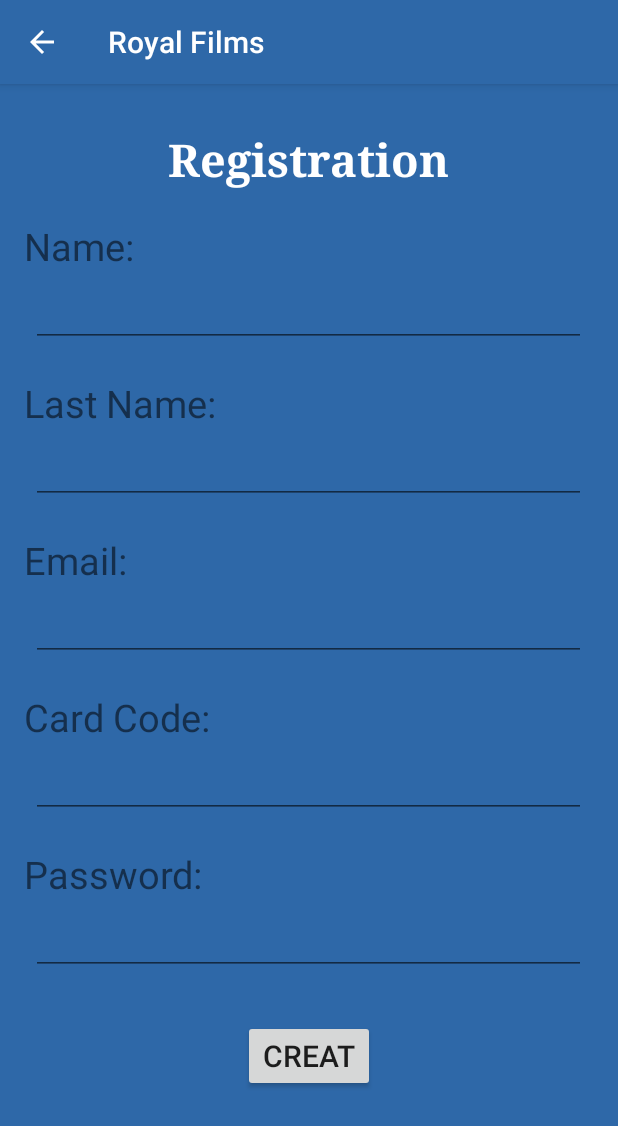
After one commit to alexavalencia/ejemplo, an Android app: the fragment AccountFragment placed in its activity, on a phone screen of 412 x 824 dp. The commit adds this screen. Shown: the top 1126 px of the screen. Run offline under Robolectric (Android 15) with nearby library versions, the phone set to English and light mode, and no system bars; libraries missing offline, so code that uses them is left out: com.parse; 3 statements that could not run were skipped.

Commit message:
version1.2

```diff
--- a/app/build.gradle
+++ b/app/build.gradle
@@ -27,4 +27,5 @@ dependencies {
     compile 'com.parse.bolts:bolts-android:1.+'
     compile 'com.parse:parse-android:1.+'
     compile 'com.android.support:support-v4:23.1.1'
+    compile files('libs/Parse-1.11.0.jar')
 }
--- /dev/null
+++ b/app/src/main/java/com/alexandracastrillonvalencia/ejemplo/AccountFragment.java
@@ -0,0 +1,154 @@
+package com.alexandracastrillonvalencia.ejemplo;
+
+
+import android.content.Intent;
+import android.os.Bundle;
+import android.support.v4.app.Fragment;
+import android.view.LayoutInflater;
+import android.view.View;
+import android.view.ViewGroup;
+import android.widget.Button;
+import android.widget.EditText;
+import android.widget.Toast;
+
+import com.parse.FindCallback;
+import com.parse.GetCallback;
+import com.parse.Parse;
+import com.parse.ParseException;
+import com.parse.ParseObject;
+import com.parse.ParseQuery;
+
+import java.util.List;
+import java.util.regex.Matcher;
+import java.util.regex.Pattern;
+
+
+/**
+ * A simple {@link Fragment} subclass.
+ */
+public class AccountFragment extends Fragment {
+    private EditText nombre,apellido,correo,codigo,pass;
+    private Button aceptar;
+    ParseObject pelicula=new ParseObject("Pelicula");
+    private android.support.v4.app.Fragment fragment;
+    public AccountFragment() {
+        // Required empty public constructor
+    }
+
+
+    @Override
+    public View onCreateView(LayoutInflater inflater, ViewGroup container,
+                             Bundle savedInstanceState) {
+        // Inflate the layout for this fragment
+        View rootView=inflater.inflate(R.layout.fragment_account, container, false);
+        nombre=(EditText)rootView.findViewById(R.id.name);
+        apellido=(EditText)rootView.findViewById(R.id.apellido);
+        correo=(EditText)rootView.findViewById(R.id.correo);
+        codigo=(EditText)rootView.findViewById(R.id.codigo);
+        pass=(EditText)rootView.findViewById(R.id.pass);
+        aceptar=(Button)rootView.findViewById(R.id.inicio);
+
+        aceptar.setOnClickListener(new View.OnClickListener() {
+            @Override
+            public void onClick(View v) {
+
+                if(nombre.getText().toString()!="" ) {
+                    if (apellido.getText().toString() != "") {
+                        if (correo.getText().toString()!=""){
+                            if (isEmailValid(correo.getText().toString())==true){
+                                if(codigo.getText().toString()!=""){
+                                    if (pass.getText().toString()!=""){
+                                        ingresoDataBase();
+
+                                    }else {
+                                        Toast.makeText(getContext().getApplicationContext(),"The Emial field is empty",Toast.LENGTH_LONG).show();
+                                    }
+                                }else{
+                                    Toast.makeText(getContext().getApplicationContext(),"The card code field is empty",Toast.LENGTH_LONG).show();
+                                }
+
+                            }else{
+                                Toast.makeText(getContext().getApplicationContext(),"The Emial is invalid",Toast.LENGTH_LONG).show();
+                            }
+
+                        }else{
+                            Toast.makeText(getContext().getApplicationContext(),"The Emial field is empty",Toast.LENGTH_LONG).show();
+                        }
+                    }else{
+                        Toast.makeText(getContext().getApplicationContext(),"The Last Name field is empty",Toast.LENGTH_LONG).show();
+                    }
+                }else{
+                    Toast.makeText(getContext().getApplicationContext(),"The Name field is empty",Toast.LENGTH_LONG).show();
+                }
+
+
+
+            }
+        });
+        return rootView;
+
+
+
+    }
+
+public void ingresoDataBase(){
+    final ParseQuery<ParseObject> query=ParseQuery.getQuery("Pelicula");
+    query.whereEqualTo("codigo", codigo.getText().toString());
+    query.getFirstInBackground(new GetCallback<ParseObject>() {
+        @Override
+        public void done(ParseObject object, ParseException e) {
+            if (e == null) {
+                pelicula = object;
+                pelicula.put("nombre", nombre.getText().toString());
+                pelicula.put("Apellido", apellido.getText().toString());
+                pelicula.put("correo", correo.getText().toString());
+                pelicula.put("contrasena", pass.getText().toString());
+                pelicula.saveInBackground();
+                nombre.setText("");
+                apellido.setText("");
+                codigo.setText("");
+                pass.setText("");
+                correo.setText("");
+                Toast.makeText(getContext().getApplicationContext(), "You were registered successfully ", Toast.LENGTH_SHORT).show();
+
+
+            } else {
+                Toast.makeText(getContext().getApplicationContext(), "the card code is not found", Toast.LENGTH_SHORT).show();
+                nombre.setText("");
+                apellido.setText("");
+                codigo.setText("");
+                pass.setText("");
+                correo.setText("");
+
+            }
+        }
+    });
+}
+    public static boolean isEmailValid(String email) {
+        String getText=email;
+
+        String Expn =
+                "^(([\\w-]+\\.)+[\\w-]+|([a-zA-Z]{1}|[\\w-]{2,}))@"
+
+                        +"((([0-1]?[0-9]{1,2}|25[0-5]|2[0-4][0-9])\\.([0-1]?"
+
+                        +"[0-9]{1,2}|25[0-5]|2[0-4][0-9])\\."
+
+                        +"([0-1]?[0-9]{1,2}|25[0-5]|2[0-4][0-9])\\.([0-1]?"
+
+                        +"[0-9]{1,2}|25[0-5]|2[0-4][0-9])){1}|"
+
+                        +"([a-zA-Z]+[\\w-]+\\.)+[a-zA-Z]{2,4})$";
+
+        if (getText.matches(Expn) && getText.length() > 0)
+        {
+           return true;
+        }
+
+        else
+        {
+           return false;
+        }
+    }
+
+}
--- a/app/src/main/java/com/alexandracastrillonvalencia/ejemplo/MainActivity.java
+++ b/app/src/main/java/com/alexandracastrillonvalencia/ejemplo/MainActivity.java
@@ -30,18 +30,10 @@ public class MainActivity extends AppCompatActivity {
     @Override
     protected void onCreate(Bundle savedInstanceState) {
         super.onCreate(savedInstanceState);
+
         setContentView(R.layout.activity_main);
-
-        Parse.enableLocalDatastore(this);
-        Parse.initialize(this);
-
-        /*ParseObject gameScore = new ParseObject("GameScore");
-        gameScore.put("score",1338);
-        gameScore.put("playerName","Sean Plott");
-        gameScore.put("cheatMode",false);
-        gameScore.saveInBackground();*/
         menu = getResources().getStringArray(R.array.menu);
-
+        Parse.initialize(this, "4S2cjzpQXN2cuSbhB85SM9f8gIFlKD9SQ0r2n3ls", "9roeqhdvGtDem0xp5VU4n3u8ZVMveq7g8o0HPrkx");
         drawerLayout = (DrawerLayout) findViewById(R.id.drawer_layout);
         listView = (ListView) findViewById(R.id.left_drawer);
 
@@ -63,7 +55,7 @@ public class MainActivity extends AppCompatActivity {
                 switch (op) {
 
                     case 0:
-                        fragment = new FilmsFragment();
+                        fragment = new AccountFragment();
 
                         break;
                     case 1:
--- a/app/src/main/res/layout/activity_splash.xml
+++ b/app/src/main/res/layout/activity_splash.xml
@@ -11,7 +11,7 @@
         android:layout_height="400sp"
         android:src="@drawable/splash"
         android:layout_gravity="center"
-        android:layout_margin="40sp"
+        android:layout_margin="30sp"
         />
     <ProgressBar
         android:layout_width="300sp"
--- /dev/null
+++ b/app/src/main/res/layout/fragment_account.xml
@@ -0,0 +1,128 @@
+<ScrollView xmlns:android="http://schemas.android.com/apk/res/android"
+    xmlns:tools="http://schemas.android.com/tools"
+    android:layout_width="match_parent"
+    android:layout_height="match_parent"
+    android:background="#2E68A8"
+    tools:context="com.alexandracastrillonvalencia.practica7login.RegistroActivity">
+    <LinearLayout
+        android:layout_width="match_parent"
+        android:layout_height="wrap_content"
+        android:orientation="vertical"
+        >
+        <TextView
+            android:layout_width="wrap_content"
+            android:layout_height="wrap_content"
+            android:text="@string/registro"
+            android:textSize="30sp"
+            android:layout_gravity="center"
+            android:layout_marginTop="30dp"
+            android:textColor="@color/white"
+            android:typeface="serif"
+            android:textStyle="bold"/>
+
+        <TextView
+            android:layout_width="wrap_content"
+            android:layout_height="wrap_content"
+            android:text="@string/nombre"
+            android:layout_marginTop="20dp"
+            android:textSize="25sp"
+            android:layout_marginLeft="@dimen/activity_vertical_margin"
+            android:typeface="sans"/>
+        <EditText
+            android:layout_width="370sp"
+            android:layout_height="50sp"
+            android:layout_gravity="center_horizontal"
+            android:textColor="@color/white"
+            android:textSize="25sp"
+            android:textStyle="italic"
+            android:typeface="sans"
+            android:textAlignment="center"
+            android:id="@+id/name"/>
+        <TextView
+            android:layout_width="wrap_content"
+            android:layout_height="wrap_content"
+            android:text="@string/apellido"
+            android:layout_marginTop="20dp"
+            android:textSize="25sp"
+            android:layout_marginLeft="@dimen/activity_vertical_margin"
+            android:typeface="sans"/>
+        <EditText
+            android:layout_width="370sp"
+            android:layout_height="50sp"
+            android:layout_gravity="center_horizontal"
+            android:textColor="@color/white"
+            android:textSize="25sp"
+            android:textStyle="italic"
+            android:typeface="sans"
+            android:textAlignment="center"
+            android:id="@+id/apellido"/>
+        <TextView
+            android:layout_width="wrap_content"
+            android:layout_height="wrap_content"
+            android:text="@string/email"
+            android:layout_marginTop="20dp"
+            android:textSize="25sp"
+            android:layout_marginLeft="@dimen/activity_vertical_margin"
+            android:typeface="sans"/>
+        <EditText
+            android:layout_width="370sp"
+            android:layout_height="50sp"
+            android:layout_gravity="center_horizontal"
+            android:textColor="@color/white"
+            android:textSize="25sp"
+            android:textStyle="italic"
+            android:typeface="sans"
+            android:textAlignment="center"
+            android:id="@+id/correo"
+            />
+        <TextView
+            android:layout_width="wrap_content"
+            android:layout_height="wrap_content"
+            android:text="@string/codigotarj"
+            android:layout_marginTop="20dp"
+            android:textSize="25sp"
+            android:layout_marginLeft="@dimen/activity_vertical_margin"
+            android:typeface="sans"/>
+        <EditText
+            android:layout_width="370sp"
+            android:layout_height="50sp"
+            android:layout_gravity="center_horizontal"
+            android:textColor="@color/white"
+            android:textSize="25sp"
+            android:textStyle="italic"
+            android:typeface="sans"
+            android:numeric="decimal"
+            android:textAlignment="center"
+            android:inputType="number"
+            android:maxLength="4"
+            android:id="@+id/codigo"/>
+        <TextView
+            android:layout_width="wrap_content"
+            android:layout_height="wrap_content"
+            android:text="@string/contrase"
+            android:layout_marginTop="20dp"
+            android:textSize="25sp"
+            android:layout_marginLeft="@dimen/activity_vertical_margin"
+            android:typeface="sans"/>
+        <EditText
+            android:layout_width="370sp"
+            android:layout_height="50sp"
+            android:layout_gravity="center_horizontal"
+            android:textColor="@color/white"
+            android:textSize="25sp"
+            android:textStyle="italic"
+            android:typeface="sans"
+            android:textAlignment="center"
+            android:id="@+id/pass"
+            android:inputType="textPassword"/>
+
+        <Button
+            android:layout_width="wrap_content"
+            android:layout_height="wrap_content"
+            android:text="@string/aceptar"
+            android:layout_marginTop="30dp"
+            android:layout_gravity="center_horizontal"
+            android:textSize="20sp"
+            android:id="@+id/inicio"/>
+    </LinearLayout>
+</ScrollView>
--- a/app/src/main/res/layout/fragment_films.xml
+++ b/app/src/main/res/layout/fragment_films.xml
@@ -8,7 +8,6 @@
         android:layout_width="match_parent"
         android:layout_height="wrap_content"
         android:id="@+id/tab"
-        app:tabGravity="center"
         app:tabMode="fixed"
         android:background="@color/darkblue"
         app:tabIndicatorColor="@color/white"
--- a/app/src/main/res/values/strings.xml
+++ b/app/src/main/res/values/strings.xml
@@ -2,7 +2,7 @@
     <string name="app_name">Royal Films</string>
     <string name="item">selection</string>
     <string-array name="menu">
-        <item>My Account</item>
+        <item>Creat Account</item>
         <item>Movies</item>
         <item>Theaters</item>
         <item>Contact us</item>
@@ -11,9 +11,15 @@
         <item>Movie</item>
         <item>Premiere</item>
     </string-array>
-
+    <string name="registro">Registration</string>
     <string name="drawer_open">open drawer</string>
     <string name="drawer_close">close drawer</string>
+    <string name="nombre">Name:</string>
+    <string name="apellido">Last Name:</string>
+    <string name="email">Email:</string>
+    <string name="codigotarj">Card Code:</string>
+    <string name="contrase">Password: </string>
+    <string name="aceptar">Creat</string>
 
     <!-- TODO: Remove or change this placeholder text -->
     <string name="hello_blank_fragment">Hello blank fragment</string>
--- a/app/src/main/res/values/styles.xml
+++ b/app/src/main/res/values/styles.xml
@@ -8,4 +8,5 @@
         <item name="colorAccent">#2E68A8</item>
     </style>
 
+
 </resources>
```
